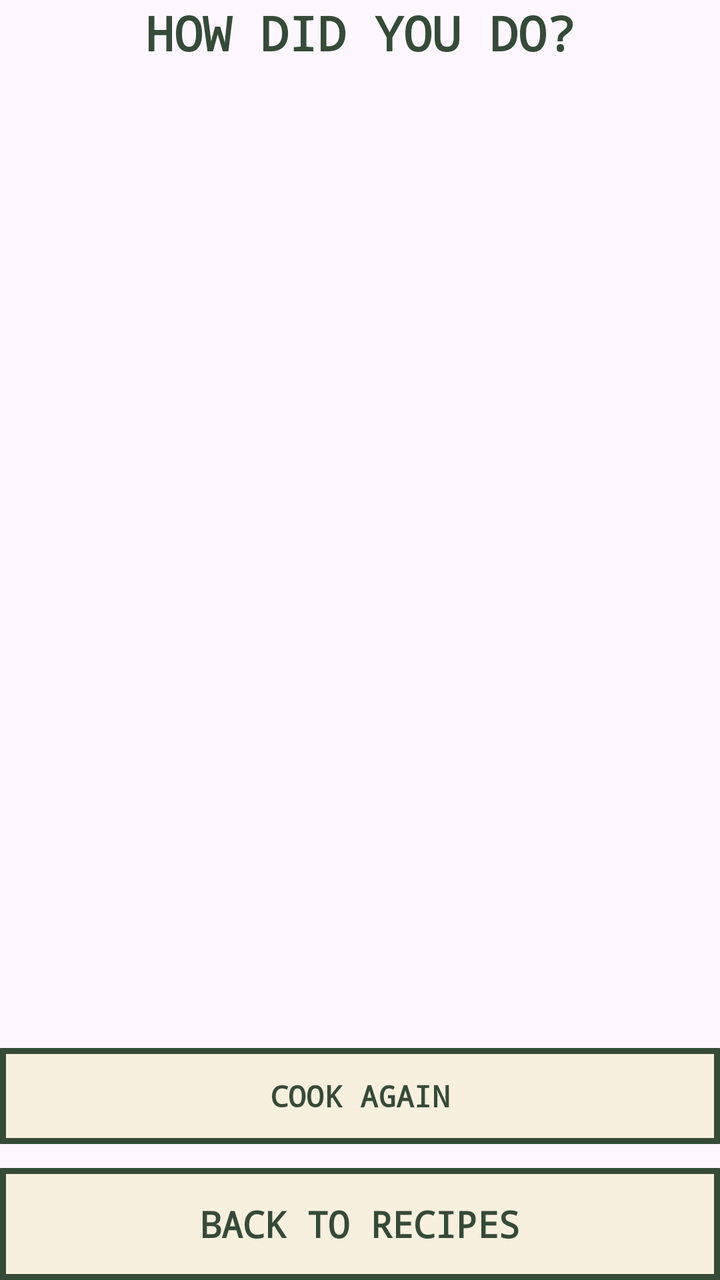
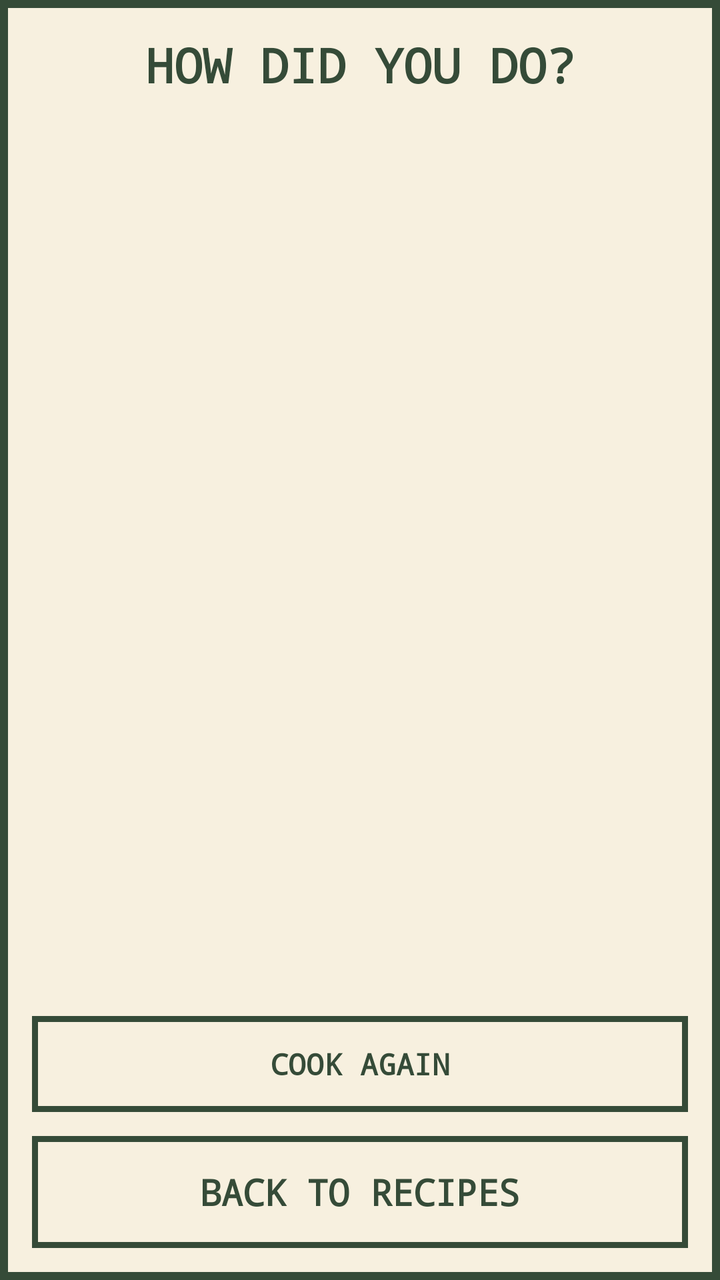

Two renders of the same Android screen: before a commit and after it. Below are the layout's source before the change and the commit's diff.
<!-- AndroidManifest.xml: application theme Theme.CookingGame -->
<!-- res/layout/stage_results_right.xml -->
<?xml version="1.0" encoding="utf-8"?>
<LinearLayout xmlns:android="http://schemas.android.com/apk/res/android"
    android:layout_width="match_parent"
    android:layout_height="match_parent"
    android:orientation="vertical">

    <TextView
        style="@style/PixelText.Title"
        android:layout_width="match_parent"
        android:layout_height="wrap_content"
        android:gravity="center"
        android:text="@string/results_how_did_you_do" />

    <TextView
        android:id="@+id/resultStars"
        style="@style/PixelText.Title"
        android:layout_width="match_parent"
        android:layout_height="wrap_content"
        android:layout_marginTop="16dp"
        android:gravity="center"
        android:textSize="36sp"
        android:textColor="@color/book_gold" />

    <TextView
        android:id="@+id/resultSteps"
        style="@style/PixelText"
        android:layout_width="match_parent"
        android:layout_height="wrap_content"
        android:layout_marginTop="16dp"
        android:gravity="center" />

    <TextView
        android:id="@+id/resultTime"
        style="@style/PixelText"
        android:layout_width="match_parent"
        android:layout_height="wrap_content"
        android:layout_marginTop="4dp"
        android:gravity="center" />

    <Space
        android:layout_width="match_parent"
        android:layout_height="0dp"
        android:layout_weight="1" />

    <TextView
        android:id="@+id/cookAgainButton"
        style="@style/PixelButton"
        android:layout_width="match_parent"
        android:layout_height="48dp"
        android:text="@string/cook_again" />

    <TextView
        android:id="@+id/backToRecipesButton"
        style="@style/PixelButton"
        android:layout_width="match_parent"
        android:layout_height="56dp"
        android:layout_marginTop="12dp"
        android:textSize="18sp"
        android:text="@string/back_to_recipes" />
</LinearLayout>
<!-- resources referenced by this layout -->
<resources>
  <color name="book_gold">#D9BD83</color>
  <string name="back_to_recipes">BACK TO RECIPES</string>
  <string name="cook_again">COOK AGAIN</string>
  <string name="results_how_did_you_do">HOW DID YOU DO?</string>
  <style name="PixelButton" parent="PixelText">
          <item name="android:background">@drawable/pixel_button</item>
          <item name="android:gravity">center</item>
          <item name="android:textStyle">bold</item>
          <item name="android:paddingLeft">12dp</item>
          <item name="android:paddingRight">12dp</item>
          <item name="android:paddingTop">8dp</item>
          <item name="android:paddingBottom">8dp</item>
          <item name="android:clickable">true</item>
          <item name="android:focusable">true</item>
      </style>
  <style name="PixelText">
          <item name="android:fontFamily">monospace</item>
          <item name="android:textColor">@color/book_ink</item>
          <item name="android:textSize">15sp</item>
      </style>
  <style name="PixelText.Title">
          <item name="android:textSize">24sp</item>
          <item name="android:textStyle">bold</item>
      </style>
  <style name="Theme.CookingGame" parent="Base.Theme.CookingGame" />
  <!-- drawable pixel_button (drawable) -->
  <?xml version="1.0" encoding="utf-8"?>
  <selector xmlns:android="http://schemas.android.com/apk/res/android">
      <item android:state_pressed="true">
          <shape android:shape="rectangle">
              <solid android:color="@color/book_gold" />
              <stroke android:width="3dp" android:color="@color/book_ink" />
          </shape>
      </item>
      <item android:state_selected="true">
          <shape android:shape="rectangle">
              <solid android:color="@color/book_highlight" />
              <stroke android:width="3dp" android:color="@color/book_ink" />
          </shape>
      </item>
      <item>
          <shape android:shape="rectangle">
              <solid android:color="@color/book_paper" />
              <stroke android:width="3dp" android:color="@color/book_ink" />
          </shape>
      </item>
  </selector>
  <color name="book_ink">#354B38</color>
  <style name="Base.Theme.CookingGame" parent="Theme.Material3.DayNight.NoActionBar">
          
          
      </style>
  <color name="book_highlight">#E8D3A5</color>
  <color name="book_paper">#F7F0DF</color>
</resources>

<!-- the commit's change to res/layout/stage_results_right.xml (unified diff, before → after) -->
@@ -2,7 +2,9 @@
 <LinearLayout xmlns:android="http://schemas.android.com/apk/res/android"
     android:layout_width="match_parent"
     android:layout_height="match_parent"
-    android:orientation="vertical">
+    android:orientation="vertical"
+    android:background="@drawable/pixel_page"
+    android:padding="16dp">
 
     <TextView
         style="@style/PixelText.Title"
<!-- resource entries referenced after the edit -->
@@ -1,6 +1,12 @@
 <!-- resources referenced by this layout -->
 <resources>
   <color name="book_gold">#D9BD83</color>
+  <!-- drawable pixel_page (drawable) -->
+  <?xml version="1.0" encoding="utf-8"?>
+  <shape xmlns:android="http://schemas.android.com/apk/res/android" android:shape="rectangle">
+      <solid android:color="@color/book_paper" />
+      <stroke android:width="4dp" android:color="@color/book_ink" />
+  </shape>
   <string name="back_to_recipes">BACK TO RECIPES</string>
   <string name="cook_again">COOK AGAIN</string>
   <string name="results_how_did_you_do">HOW DID YOU DO?</string>
